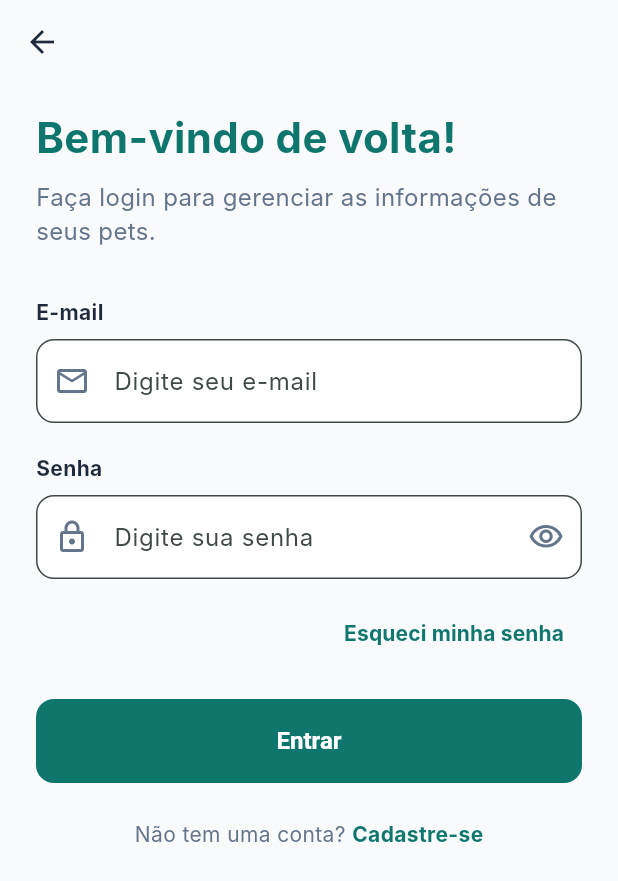
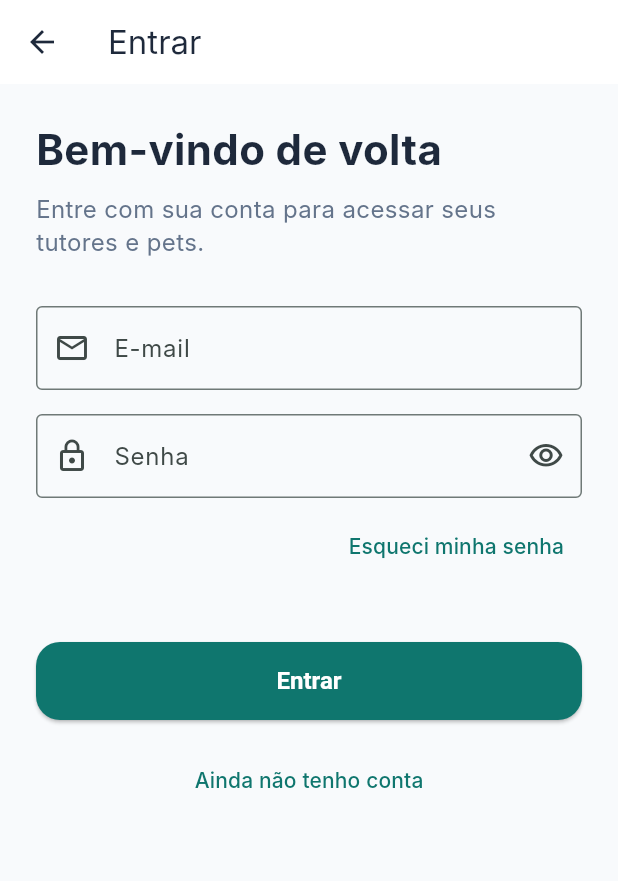
Before and after one commit to evertonfoz/dm_sqlite, a Flutter app: the screen it shows after launch, after a tap on "Entrar", on a phone screen of 412 x 824 dp. Shown: the top 881 px of the screen. Run offline on Flutter 3.47's test engine with Material 3 defaults, Android fonts, the phone set to English and light mode, and no system bars; our stand-ins replace flutter_dotenv, sqflite, supabase_flutter; accounts and stored records are empty; Roboto replaces fonts that are missing (Inter).

Commit message:
feat(auth): align login UI with PDF specs and improve ChangeNotifier lifecycle safety

```diff
--- a/pet_care/lib/features/auth/presentation/pages/login_page.dart
+++ b/pet_care/lib/features/auth/presentation/pages/login_page.dart
@@ -1,15 +1,11 @@
 import 'package:flutter/material.dart';
 import 'package:pet_care/features/auth/presentation/controllers/auth_controller.dart';
-import 'forgot_password_page.dart';
-import 'register_page.dart';
+import 'package:pet_care/features/tutor/presentation/pages/tutor_list_page.dart';
 
 class LoginPage extends StatefulWidget {
-  final AuthController authController;
+  final AuthController? authController;
 
-  const LoginPage({
-    super.key,
-    required this.authController,
-  });
+  const LoginPage({super.key, this.authController});
 
   @override
   State<LoginPage> createState() => _LoginPageState();
@@ -17,266 +13,240 @@
 
 class _LoginPageState extends State<LoginPage> {
   final _formKey = GlobalKey<FormState>();
+  late final AuthController _authController;
   final _emailController = TextEditingController();
   final _passwordController = TextEditingController();
   bool _obscurePassword = true;
 
-  final _emailFocusNode = FocusNode();
-  final _passwordFocusNode = FocusNode();
+  @override
+  void initState() {
+    super.initState();
+    _authController = widget.authController ?? AuthController();
+  }
 
   @override
   void dispose() {
     _emailController.dispose();
     _passwordController.dispose();
-    _emailFocusNode.dispose();
-    _passwordFocusNode.dispose();
+    if (widget.authController == null) {
+      _authController.dispose();
+    }
     super.dispose();
-  }
-
-  void _handleLogin() async {
-    FocusScope.of(context).unfocus();
-    if (_formKey.currentState!.validate()) {
-      await widget.authController.signIn(
-        email: _emailController.text.trim(),
-        password: _passwordController.text,
-      );
-
-      if (!mounted) return;
-
-      if (widget.authController.errorMessage != null) {
-        ScaffoldMessenger.of(context).showSnackBar(
-          SnackBar(
-            content: Text(widget.authController.errorMessage!),
-            backgroundColor: Colors.red,
-          ),
-        );
-      } else {
-        // Redirecionamento ocorre dinamicamente via AuthGate na main,
-        // mas em caso de navegação explícita, podemos retornar.
-        Navigator.of(context).popUntil((route) => route.isFirst);
-      }
-    }
   }
 
   @override
   Widget build(BuildContext context) {
     return Scaffold(
-      backgroundColor: const Color(0xFFF8FAFC),
       appBar: AppBar(
-        backgroundColor: Colors.transparent,
-        elevation: 0,
-        leading: IconButton(
-          icon: const Icon(Icons.arrow_back, color: Color(0xFF1E293B)),
-          onPressed: () => Navigator.pop(context),
+        title: const Text('Entrar'),
+      ),
+      body: SafeArea(
+        child: AnimatedBuilder(
+          animation: _authController,
+          builder: (context, _) {
+            return SingleChildScrollView(
+              padding: const EdgeInsets.all(24),
+              child: Form(
+                key: _formKey,
+                child: Column(
+                  crossAxisAlignment: CrossAxisAlignment.stretch,
+                  children: [
+                    _buildHeader(),
+                    const SizedBox(height: 32),
+                    _buildEmailField(),
+                    const SizedBox(height: 16),
+                    _buildPasswordField(),
+                    const SizedBox(height: 8),
+                    _buildForgotPasswordButton(),
+                    const SizedBox(height: 16),
+                    _buildErrorMessage(),
+                    const SizedBox(height: 24),
+                    _buildLoginButton(),
+                    const SizedBox(height: 16),
+                    _buildRegisterShortcut(),
+                  ],
                 ),
               ),
-      body: SafeArea(
-        child: SingleChildScrollView(
-          padding: const EdgeInsets.symmetric(horizontal: 24.0),
-          child: ListenableBuilder(
-            listenable: widget.authController,
-            builder: (context, _) {
-              return Form(
-                key: _formKey,
-                child: Column(
+            );
+          },
+        ),
+      ),
+    );
+  }
+
+  Widget _buildHeader() {
+    return const Column(
       crossAxisAlignment: CrossAxisAlignment.start,
       children: [
-                    const SizedBox(height: 16),
-                    const Text(
-                      'Bem-vindo de volta!',
+        Text(
+          'Bem-vindo de volta',
           style: TextStyle(
             fontSize: 28,
-                        fontWeight: FontWeight.bold,
-                        color: Color(0xFF0F766E),
-                      ),
-                    ),
-                    const SizedBox(height: 8),
-                    const Text(
-                      'Faça login para gerenciar as informações de seus pets.',
-                      style: TextStyle(
-                        fontSize: 16,
-                        color: Color(0xFF64748B),
-                      ),
-                    ),
-                    const SizedBox(height: 32),
-                    // Input de E-mail
-                    const Text(
-                      'E-mail',
-                      style: TextStyle(
-                        fontSize: 14,
             fontWeight: FontWeight.bold,
             color: Color(0xFF1E293B),
           ),
         ),
-                    const SizedBox(height: 8),
-                    TextFormField(
+        SizedBox(height: 8),
+        Text(
+          'Entre com sua conta para acessar seus tutores e pets.',
+          style: TextStyle(
+            fontSize: 16,
+            height: 1.4,
+            color: Color(0xFF64748B),
+          ),
+        ),
+      ],
+    );
+  }
+
+  Widget _buildEmailField() {
+    return TextFormField(
       controller: _emailController,
-                      focusNode: _emailFocusNode,
       keyboardType: TextInputType.emailAddress,
       textInputAction: TextInputAction.next,
-                      onFieldSubmitted: (_) {
-                        FocusScope.of(context).requestFocus(_passwordFocusNode);
-                      },
-                      decoration: InputDecoration(
-                        hintText: 'Digite seu e-mail',
-                        fillColor: Colors.white,
-                        filled: true,
-                        prefixIcon: const Icon(Icons.email_outlined, color: Color(0xFF64748B)),
-                        border: OutlineInputBorder(
-                          borderRadius: BorderRadius.circular(12),
-                          borderSide: const BorderSide(color: Color(0xFFCBD5E1)),
+      decoration: const InputDecoration(
+        labelText: 'E-mail',
+        prefixIcon: Icon(Icons.email_outlined),
+        border: OutlineInputBorder(),
       ),
-                        focusedBorder: OutlineInputBorder(
-                          borderRadius: BorderRadius.circular(12),
-                          borderSide: const BorderSide(color: Color(0xFF0F766E), width: 1.5),
-                        ),
-                      ),
-                      validator: (value) {
-                        if (value == null || value.isEmpty) {
-                          return 'Por favor, insira seu e-mail';
+      validator: _validateEmail,
+    );
   }
-                        if (!RegExp(r'^[\w-\.]+@([\w-]+\.)+[\w-]{2,4}$').hasMatch(value)) {
-                          return 'Por favor, insira um e-mail válido';
-                        }
-                        return null;
-                      },
-                    ),
-                    const SizedBox(height: 20),
-                    // Input de Senha
-                    const Text(
-                      'Senha',
-                      style: TextStyle(
-                        fontSize: 14,
-                        fontWeight: FontWeight.bold,
-                        color: Color(0xFF1E293B),
-                      ),
-                    ),
-                    const SizedBox(height: 8),
-                    TextFormField(
+
+  Widget _buildPasswordField() {
+    return TextFormField(
       controller: _passwordController,
-                      focusNode: _passwordFocusNode,
       obscureText: _obscurePassword,
       textInputAction: TextInputAction.done,
-                      onFieldSubmitted: (_) {
-                        _handleLogin();
-                      },
       decoration: InputDecoration(
-                        hintText: 'Digite sua senha',
-                        fillColor: Colors.white,
-                        filled: true,
-                        prefixIcon: const Icon(Icons.lock_outlined, color: Color(0xFF64748B)),
+        labelText: 'Senha',
+        prefixIcon: const Icon(Icons.lock_outline),
+        border: const OutlineInputBorder(),
         suffixIcon: IconButton(
-                          icon: Icon(
-                            _obscurePassword ? Icons.visibility_outlined : Icons.visibility_off_outlined,
-                            color: const Color(0xFF64748B),
-                          ),
           onPressed: () {
             setState(() {
               _obscurePassword = !_obscurePassword;
             });
           },
-                        ),
-                        border: OutlineInputBorder(
-                          borderRadius: BorderRadius.circular(12),
-                          borderSide: const BorderSide(color: Color(0xFFCBD5E1)),
-                        ),
-                        focusedBorder: OutlineInputBorder(
-                          borderRadius: BorderRadius.circular(12),
-                          borderSide: const BorderSide(color: Color(0xFF0F766E), width: 1.5),
-                        ),
-                      ),
-                      validator: (value) {
-                        if (value == null || value.isEmpty) {
-                          return 'Por favor, insira sua senha';
-                        }
-                        return null;
-                      },
-                    ),
-                    const SizedBox(height: 12),
-                    // Link de Esqueci minha senha
-                    Align(
-                      alignment: Alignment.centerRight,
-                      child: TextButton(
-                        onPressed: () {
-                          Navigator.push(
-                            context,
-                            MaterialPageRoute(
-                              builder: (context) => ForgotPasswordPage(authController: widget.authController),
-                            ),
-                          );
-                        },
-                        child: const Text(
-                          'Esqueci minha senha',
-                          style: TextStyle(
-                            color: Color(0xFF0F766E),
-                            fontWeight: FontWeight.bold,
+          icon: Icon(
+            _obscurePassword
+                ? Icons.visibility_outlined
+                : Icons.visibility_off_outlined,
           ),
         ),
       ),
+      validator: _validatePassword,
+      onFieldSubmitted: (_) => _submit(),
+    );
+  }
+
+  Widget _buildForgotPasswordButton() {
+    return Align(
+      alignment: Alignment.centerRight,
+      child: TextButton(
+        onPressed: _authController.isLoading
+            ? null
+            : () {
+                // Navegação para recuperação de senha será implementada
+                // depois.
+              },
+        child: const Text('Esqueci minha senha'),
       ),
-                    const SizedBox(height: 20),
-                    // Botão Entrar
-                    SizedBox(
-                      width: double.infinity,
-                      height: 56,
-                      child: ElevatedButton(
-                        onPressed: widget.authController.isLoading ? null : _handleLogin,
-                        style: ElevatedButton.styleFrom(
-                          backgroundColor: const Color(0xFF0F766E),
-                          foregroundColor: Colors.white,
-                          disabledBackgroundColor: const Color(0xFF0F766E).withOpacity(0.6),
-                          shape: RoundedRectangleBorder(
+    );
+  }
+
+  Widget _buildErrorMessage() {
+    if (!_authController.hasError) {
+      return const SizedBox.shrink();
+    }
+    return Container(
+      padding: const EdgeInsets.all(12),
+      decoration: BoxDecoration(
+        color: Colors.red.withValues(alpha: 0.08),
         borderRadius: BorderRadius.circular(12),
-                          ),
-                          elevation: 0,
-                        ),
-                        child: widget.authController.isLoading
-                            ? const CircularProgressIndicator(color: Colors.white)
-                            : const Text(
-                                'Entrar',
-                                style: TextStyle(
-                                  fontSize: 16,
-                                  fontWeight: FontWeight.bold,
+        border: Border.all(
+          color: Colors.red.withValues(alpha: 0.3),
         ),
       ),
-                      ),
-                    ),
-                    const SizedBox(height: 24),
-                    // Link para criar conta
-                    Row(
-                      mainAxisAlignment: MainAxisAlignment.center,
-                      children: [
-                        const Text(
-                          'Não tem uma conta? ',
-                          style: TextStyle(color: Color(0xFF64748B)),
-                        ),
-                        GestureDetector(
-                          onTap: () {
-                            Navigator.push(
-                              context,
-                              MaterialPageRoute(
-                                builder: (context) => const RegisterPage(),
-                              ),
-                            );
-                          },
-                          child: const Text(
-                            'Cadastre-se',
-                            style: TextStyle(
-                              color: Color(0xFF0F766E),
-                              fontWeight: FontWeight.bold,
-                            ),
-                          ),
-                        ),
-                      ],
-                    ),
-                    const SizedBox(height: 24),
-                  ],
-                ),
-              );
-            },
-          ),
+      child: Text(
+        _authController.errorMessage!,
+        style: const TextStyle(
+          color: Colors.red,
+          fontSize: 14,
         ),
       ),
     );
   }
+
+  Widget _buildLoginButton() {
+    return SizedBox(
+      height: 52,
+      child: ElevatedButton(
+        onPressed: _authController.isLoading ? null : _submit,
+        child: _authController.isLoading
+            ? const SizedBox(
+                width: 22,
+                height: 22,
+                child: CircularProgressIndicator(
+                  strokeWidth: 2,
+                ),
+              )
+            : const Text('Entrar'),
+      ),
+    );
   }
+
+  Widget _buildRegisterShortcut() {
+    return TextButton(
+      onPressed: _authController.isLoading
+          ? null
+          : () {
+              Navigator.pop(context);
+            },
+      child: const Text('Ainda não tenho conta'),
+    );
+  }
+
+  Future<void> _submit() async {
+    FocusScope.of(context).unfocus();
+    final isValid = _formKey.currentState?.validate() ?? false;
+    if (!isValid) {
+      return;
+    }
+    final success = await _authController.signIn(
+      email: _emailController.text,
+      password: _passwordController.text,
+    );
+    if (!mounted) {
+      return;
+    }
+    if (success) {
+      Navigator.pushAndRemoveUntil(
+        context,
+        MaterialPageRoute(
+          builder: (context) => TutorListPage(authController: _authController),
+        ),
+        (route) => false,
+      );
+    }
+  }
+
+  String? _validateEmail(String? value) {
+    final email = value?.trim() ?? '';
+    if (email.isEmpty) {
+      return 'Informe seu e-mail.';
+    }
+    if (!email.contains('@') || !email.contains('.')) {
+      return 'Informe um e-mail válido.';
+    }
+    return null;
+  }
+
+  String? _validatePassword(String? value) {
+    final password = value ?? '';
+    if (password.isEmpty) {
+      return 'Informe sua senha.';
+    }
+    return null;
+  }
+}
--- a/pet_care/lib/features/auth/presentation/pages/onboarding_page.dart
+++ b/pet_care/lib/features/auth/presentation/pages/onboarding_page.dart
@@ -115,7 +115,7 @@
           Navigator.push(
             context,
             MaterialPageRoute(
-              builder: (context) => LoginPage(authController: authController),
+              builder: (context) => const LoginPage(),
             ),
           );
         },
```
Also changed, not shown: pet_care/lib/features/auth/presentation/controllers/auth_controller.dart (+15 -0 lines), pet_care/lib/features/pet/presentation/controllers/pet_controller.dart (+15 -0 lines), pet_care/lib/features/tutor/presentation/controllers/tutor_controller.dart (+15 -0 lines), 1 other file. Lines whose indentation alone changed are shown as unchanged.
